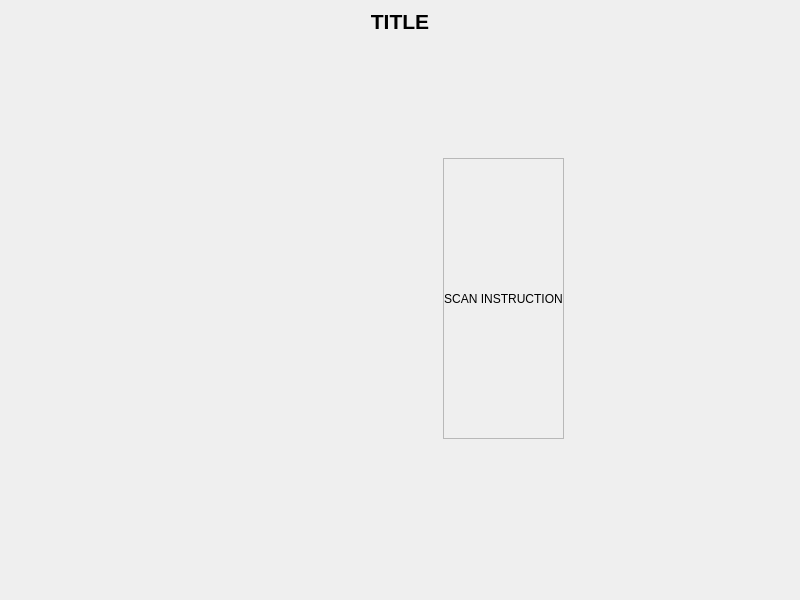
Above: mainwindow.ui from DiosDelRayo/XmrSignerCompanion before the change. Below: the same form after it.
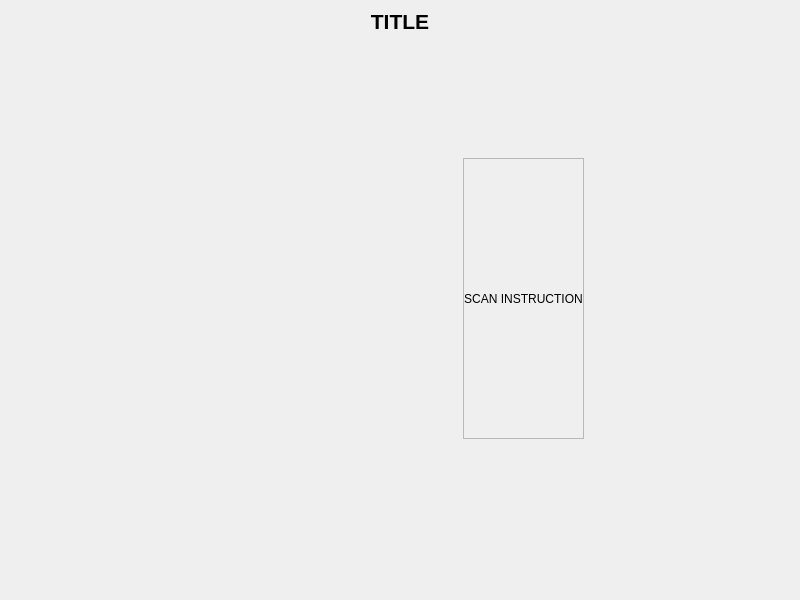
That is the form after the change. The open tabs and pages were chosen to show the change. Icons and pictures are not drawn. Custom widgets are drawn as their Qt base class.

```diff
--- a/mainwindow.ui
+++ b/mainwindow.ui
@@ -103,6 +103,19 @@
       </property>
       <widget class="QWidget" name="scanViewWalletQrPage">
        <layout class="QHBoxLayout" name="verticalLayout_2">
+        <item>
+         <spacer name="horizontalSpacer_19">
+          <property name="orientation">
+           <enum>Qt::Horizontal</enum>
+          </property>
+          <property name="sizeHint" stdset="0">
+           <size>
+            <width>40</width>
+            <height>20</height>
+           </size>
+          </property>
+         </spacer>
+        </item>
         <item>
          <widget class="QrCodeScanWidget" name="scanViewWallet" native="true">
           <property name="minimumSize">
@@ -118,6 +131,9 @@
           <property name="orientation">
            <enum>Qt::Horizontal</enum>
           </property>
+          <property name="sizeType">
+           <enum>QSizePolicy::Minimum</enum>
+          </property>
           <property name="sizeHint" stdset="0">
            <size>
             <width>40</width>
@@ -147,6 +163,9 @@
           <property name="orientation">
            <enum>Qt::Horizontal</enum>
           </property>
+          <property name="sizeType">
+           <enum>QSizePolicy::Expanding</enum>
+          </property>
           <property name="sizeHint" stdset="0">
            <size>
             <width>40</width>
```
Left out of the diff: 2 changed lines with no effect on the pictures.
